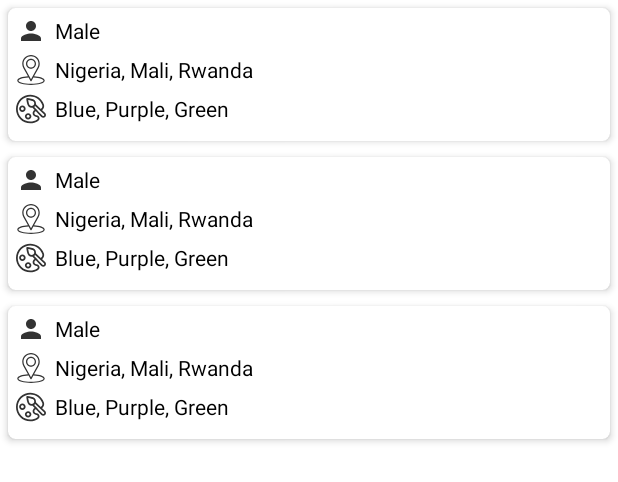
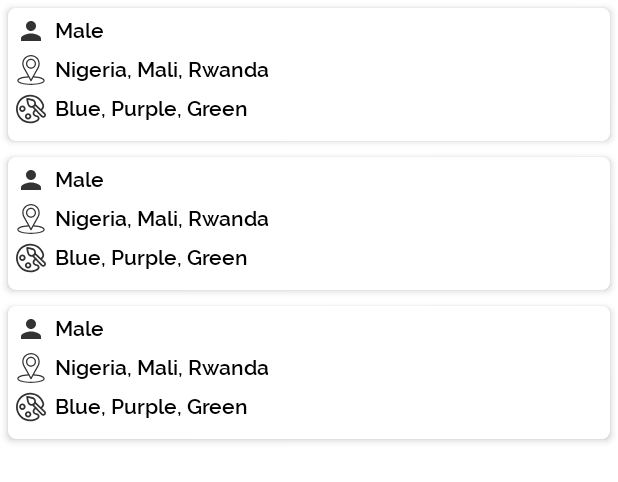
Before and after one commit to aumarbello/CarOwners, an Android app: the layout fragment_car_owners.xml on its own in the app's theme, with its tools: preview values and no code run, on a phone screen of 412 x 824 dp. Shown: the top 482 px of the screen. Run offline under Robolectric (Android 15) with nearby library versions, the phone set to English and light mode, and no system bars.

Commit message:
Change default app colors and font

```diff
--- a/app/src/main/res/values/colors.xml
+++ b/app/src/main/res/values/colors.xml
@@ -1,8 +1,8 @@
 <?xml version="1.0" encoding="utf-8"?>
 <resources>
-    <color name="colorPrimary">#6200EE</color>
-    <color name="colorPrimaryDark">#3700B3</color>
-    <color name="colorAccent">#03DAC5</color>
+    <color name="colorPrimary">#3C3C3C</color>
+    <color name="colorPrimaryDark">#3C3C3C</color>
+    <color name="colorAccent">#FF5722</color>
     <color name="colorBlack">#000000</color>
     <color name="colorGrey">#757373</color>
 </resources>
--- a/app/src/main/res/values/styles.xml
+++ b/app/src/main/res/values/styles.xml
@@ -5,5 +5,6 @@
         <item name="colorPrimary">@color/colorPrimary</item>
         <item name="colorPrimaryDark">@color/colorPrimaryDark</item>
         <item name="colorAccent">@color/colorAccent</item>
+        <item name="android:fontFamily">@font/raleway</item>
     </style>
 </resources>
```
Also changed, not shown: app/src/main/res/font/raleway.ttf (added).
